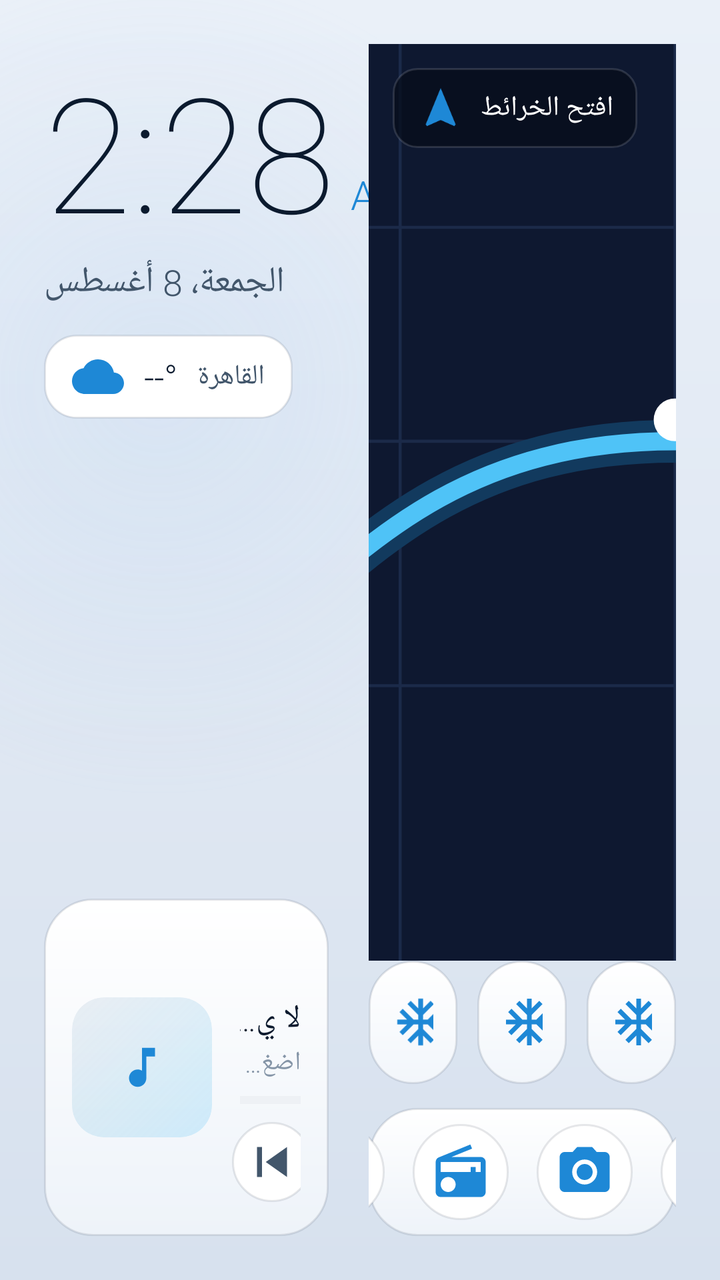
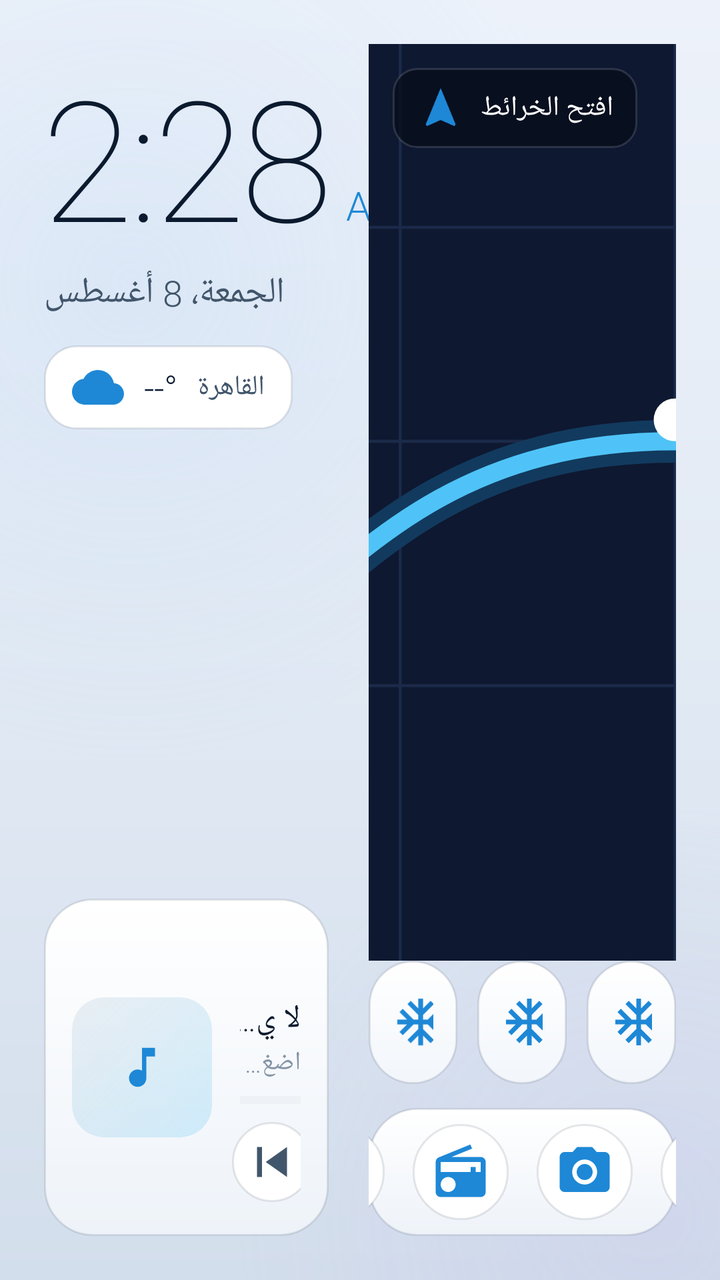

Before-and-after screenshots of an Android layout around one commit, followed by the original layout XML and the change that was made.
<!-- AndroidManifest.xml: application theme Theme.ZarwaLauncher -->
<!-- res/layout/fragment_dashboard.xml -->
<?xml version="1.0" encoding="utf-8"?>
<androidx.constraintlayout.widget.ConstraintLayout
    xmlns:android="http://schemas.android.com/apk/res/android"
    xmlns:app="http://schemas.android.com/apk/res-auto"
    android:layout_width="match_parent"
    android:layout_height="match_parent"
    android:padding="22dp">

    <androidx.constraintlayout.widget.Guideline
        android:id="@+id/vGuide"
        android:layout_width="wrap_content"
        android:layout_height="wrap_content"
        android:orientation="vertical"
        app:layout_constraintGuide_percent="0.45" />

    
    <TextView
        android:id="@+id/txtClock"
        android:layout_width="wrap_content"
        android:layout_height="wrap_content"
        android:fontFamily="sans-serif-thin"
        android:text="2:28"
        android:textColor="@color/text_primary"
        android:textSize="80sp"
        app:layout_constraintStart_toStartOf="parent"
        app:layout_constraintTop_toTopOf="parent" />

    <TextView
        android:id="@+id/txtAmPm"
        android:layout_width="wrap_content"
        android:layout_height="wrap_content"
        android:layout_marginStart="8dp"
        android:layout_marginBottom="18dp"
        android:text="AM"
        android:textColor="@color/accent"
        android:textSize="20sp"
        app:layout_constraintBottom_toBottomOf="@id/txtClock"
        app:layout_constraintStart_toEndOf="@id/txtClock" />

    <TextView
        android:id="@+id/txtDate"
        android:layout_width="wrap_content"
        android:layout_height="wrap_content"
        android:fontFamily="sans-serif-light"
        android:text="الجمعة، 8 أغسطس"
        android:textColor="@color/text_secondary"
        android:textSize="18sp"
        app:layout_constraintStart_toStartOf="parent"
        app:layout_constraintTop_toBottomOf="@id/txtClock" />

    
    <LinearLayout
        android:id="@+id/weatherRow"
        android:layout_width="wrap_content"
        android:layout_height="wrap_content"
        android:layout_marginTop="14dp"
        android:background="@drawable/search_bg"
        android:gravity="center_vertical"
        android:orientation="horizontal"
        android:paddingHorizontal="14dp"
        android:paddingVertical="8dp"
        app:layout_constraintStart_toStartOf="parent"
        app:layout_constraintTop_toBottomOf="@id/txtDate">

        <ImageView
            android:id="@+id/weatherIcon"
            android:layout_width="26dp"
            android:layout_height="26dp"
            android:contentDescription="weather"
            android:src="@drawable/ic_cloud" />

        <TextView
            android:id="@+id/weatherTemp"
            android:layout_width="wrap_content"
            android:layout_height="wrap_content"
            android:layout_marginStart="10dp"
            android:text="--°"
            android:textColor="@color/text_primary"
            android:textSize="18sp" />

        <TextView
            android:id="@+id/weatherDesc"
            android:layout_width="wrap_content"
            android:layout_height="wrap_content"
            android:layout_marginStart="10dp"
            android:text="القاهرة"
            android:textColor="@color/text_secondary"
            android:textSize="14sp" />
    </LinearLayout>

    
    <androidx.constraintlayout.widget.ConstraintLayout
        android:id="@+id/mediaCard"
        android:layout_width="0dp"
        android:layout_height="wrap_content"
        android:background="@drawable/card_bg"
        android:padding="14dp"
        app:layout_constraintBottom_toBottomOf="parent"
        app:layout_constraintEnd_toStartOf="@id/vGuide"
        app:layout_constraintStart_toStartOf="parent">

        <ImageView
            android:id="@+id/albumArt"
            android:layout_width="70dp"
            android:layout_height="70dp"
            android:background="@drawable/album_placeholder"
            android:clipToOutline="true"
            android:contentDescription="album"
            android:scaleType="centerCrop"
            app:layout_constraintBottom_toBottomOf="parent"
            app:layout_constraintStart_toStartOf="parent"
            app:layout_constraintTop_toTopOf="parent" />

        <TextView
            android:id="@+id/txtTrack"
            android:layout_width="0dp"
            android:layout_height="wrap_content"
            android:layout_marginStart="14dp"
            android:ellipsize="end"
            android:maxLines="1"
            android:text="@string/now_playing"
            android:textColor="@color/text_primary"
            android:textSize="16sp"
            app:layout_constraintEnd_toEndOf="parent"
            app:layout_constraintStart_toEndOf="@id/albumArt"
            app:layout_constraintTop_toTopOf="@id/albumArt" />

        <TextView
            android:id="@+id/txtArtist"
            android:layout_width="0dp"
            android:layout_height="wrap_content"
            android:layout_marginStart="14dp"
            android:layout_marginTop="2dp"
            android:ellipsize="end"
            android:maxLines="1"
            android:text="@string/tap_to_play"
            android:textColor="@color/text_muted"
            android:textSize="13sp"
            app:layout_constraintEnd_toEndOf="parent"
            app:layout_constraintStart_toEndOf="@id/albumArt"
            app:layout_constraintTop_toBottomOf="@id/txtTrack" />

        <ProgressBar
            android:id="@+id/mediaProgress"
            style="?android:attr/progressBarStyleHorizontal"
            android:layout_width="0dp"
            android:layout_height="4dp"
            android:layout_marginStart="14dp"
            android:layout_marginTop="8dp"
            android:max="100"
            android:progress="0"
            android:progressTint="@color/accent"
            android:progressBackgroundTint="@color/stroke"
            app:layout_constraintEnd_toEndOf="parent"
            app:layout_constraintStart_toEndOf="@id/albumArt"
            app:layout_constraintTop_toBottomOf="@id/txtArtist" />

        <LinearLayout
            android:layout_width="wrap_content"
            android:layout_height="wrap_content"
            android:layout_marginStart="10dp"
            android:layout_marginTop="6dp"
            android:gravity="center_vertical"
            android:orientation="horizontal"
            app:layout_constraintStart_toEndOf="@id/albumArt"
            app:layout_constraintTop_toBottomOf="@id/mediaProgress">

            <ImageButton
                android:id="@+id/btnPrev"
                android:layout_width="40dp"
                android:layout_height="40dp"
                android:background="@drawable/btn_circle"
                android:contentDescription="prev"
                android:src="@drawable/ic_prev" />

            <ImageButton
                android:id="@+id/btnPlay"
                android:layout_width="46dp"
                android:layout_height="46dp"
                android:layout_marginStart="12dp"
                android:background="@drawable/btn_accent"
                android:contentDescription="play"
                android:src="@drawable/ic_play" />

            <ImageButton
                android:id="@+id/btnNext"
                android:layout_width="40dp"
                android:layout_height="40dp"
                android:layout_marginStart="12dp"
                android:background="@drawable/btn_circle"
                android:contentDescription="next"
                android:src="@drawable/ic_next" />
        </LinearLayout>

        <TextView
            android:id="@+id/mediaHint"
            android:layout_width="0dp"
            android:layout_height="wrap_content"
            android:layout_marginStart="14dp"
            android:layout_marginTop="6dp"
            android:text="@string/enable_media"
            android:textColor="@color/accent"
            android:textSize="12sp"
            android:visibility="gone"
            app:layout_constraintBottom_toBottomOf="parent"
            app:layout_constraintStart_toEndOf="@id/albumArt" />
    </androidx.constraintlayout.widget.ConstraintLayout>

    
    <FrameLayout
        android:id="@+id/navCard"
        android:layout_width="0dp"
        android:layout_height="0dp"
        android:layout_marginStart="20dp"
        android:background="@drawable/card_bg"
        android:clickable="true"
        android:focusable="true"
        android:foreground="@drawable/tile_focus"
        app:layout_constraintBottom_toTopOf="@id/statusRow"
        app:layout_constraintEnd_toEndOf="parent"
        app:layout_constraintStart_toEndOf="@id/vGuide"
        app:layout_constraintTop_toTopOf="parent">

        <ImageView
            android:layout_width="match_parent"
            android:layout_height="match_parent"
            android:contentDescription="map"
            android:scaleType="centerCrop"
            android:src="@drawable/nav_map" />

        <LinearLayout
            android:layout_width="wrap_content"
            android:layout_height="wrap_content"
            android:layout_gravity="top|start"
            android:layout_margin="12dp"
            android:background="@drawable/frost_chip"
            android:gravity="center_vertical"
            android:orientation="horizontal"
            android:paddingHorizontal="12dp"
            android:paddingVertical="8dp">

            <ImageView
                android:layout_width="24dp"
                android:layout_height="24dp"
                android:contentDescription="turn"
                android:src="@drawable/ic_nav" />

            <TextView
                android:layout_width="wrap_content"
                android:layout_height="wrap_content"
                android:layout_marginStart="8dp"
                android:text="@string/open_maps"
                android:textColor="#FFFFFF"
                android:textSize="14sp" />
        </LinearLayout>
    </FrameLayout>

    
    <LinearLayout
        android:id="@+id/statusRow"
        android:layout_width="0dp"
        android:layout_height="wrap_content"
        android:layout_marginStart="20dp"
        android:layout_marginBottom="12dp"
        android:baselineAligned="false"
        android:orientation="horizontal"
        app:layout_constraintBottom_toTopOf="@id/dock"
        app:layout_constraintEnd_toEndOf="parent"
        app:layout_constraintStart_toEndOf="@id/vGuide">

        <include
            android:id="@+id/btnClimate"
            layout="@layout/view_status_button"
            android:layout_width="0dp"
            android:layout_height="wrap_content"
            android:layout_weight="1" />

        <include
            android:id="@+id/btnFuel"
            layout="@layout/view_status_button"
            android:layout_width="0dp"
            android:layout_height="wrap_content"
            android:layout_marginStart="10dp"
            android:layout_weight="1" />

        <include
            android:id="@+id/btnCar"
            layout="@layout/view_status_button"
            android:layout_width="0dp"
            android:layout_height="wrap_content"
            android:layout_marginStart="10dp"
            android:layout_weight="1" />
    </LinearLayout>

    
    <LinearLayout
        android:id="@+id/dock"
        android:layout_width="0dp"
        android:layout_height="wrap_content"
        android:layout_marginStart="20dp"
        android:background="@drawable/card_bg"
        android:gravity="center"
        android:orientation="horizontal"
        android:paddingVertical="8dp"
        app:layout_constraintBottom_toBottomOf="parent"
        app:layout_constraintEnd_toEndOf="parent"
        app:layout_constraintStart_toEndOf="@id/vGuide">

        <ImageButton android:id="@+id/dockPhone" style="@style/DockIcon" android:src="@drawable/ic_phone" />
        <ImageButton android:id="@+id/dockMaps" style="@style/DockIcon" android:src="@drawable/ic_maps" />
        <ImageButton android:id="@+id/dockVideo" style="@style/DockIcon" android:src="@drawable/ic_video" />
        <ImageButton android:id="@+id/dockRadio" style="@style/DockIcon" android:src="@drawable/ic_radio" />
        <ImageButton android:id="@+id/dockCamera" style="@style/DockIcon" android:src="@drawable/ic_camera" />
        <ImageButton android:id="@+id/dockSplit" style="@style/DockIcon" android:src="@drawable/ic_split" />
        <ImageButton android:id="@+id/dockSettings" style="@style/DockIcon" android:src="@drawable/ic_settings" />
        <ImageButton android:id="@+id/dockApps" style="@style/DockIcon" android:src="@drawable/ic_apps" />
    </LinearLayout>

</androidx.constraintlayout.widget.ConstraintLayout>
<!-- res/layout/view_status_button.xml (included above) -->
<?xml version="1.0" encoding="utf-8"?>
<LinearLayout xmlns:android="http://schemas.android.com/apk/res/android"
    android:layout_width="match_parent"
    android:layout_height="wrap_content"
    android:background="@drawable/tile_bg"
    android:foreground="@drawable/tile_focus"
    android:clickable="true"
    android:focusable="true"
    android:gravity="center_vertical"
    android:orientation="horizontal"
    android:padding="12dp">

    <ImageView
        android:id="@+id/statusIcon"
        android:layout_width="28dp"
        android:layout_height="28dp"
        android:contentDescription="status"
        android:src="@drawable/ic_climate" />

    <LinearLayout
        android:layout_width="0dp"
        android:layout_height="wrap_content"
        android:layout_marginStart="10dp"
        android:layout_weight="1"
        android:orientation="vertical">

        <TextView
            android:id="@+id/statusTitle"
            android:layout_width="wrap_content"
            android:layout_height="wrap_content"
            android:ellipsize="end"
            android:maxLines="1"
            android:text="22°"
            android:textColor="@color/text_primary"
            android:textSize="17sp" />

        <TextView
            android:id="@+id/statusSub"
            android:layout_width="wrap_content"
            android:layout_height="wrap_content"
            android:ellipsize="end"
            android:maxLines="1"
            android:text="التكييف"
            android:textColor="@color/text_muted"
            android:textSize="11sp" />
    </LinearLayout>

</LinearLayout>
<!-- resources referenced by this layout -->
<resources>
  <color name="accent">#1E88D6</color>
  <color name="stroke">#1A0B1A2E</color>
  <color name="text_muted">#8595A7</color>
  <color name="text_primary">#0B1A2E</color>
  <color name="text_secondary">#42566B</color>
  <!-- drawable btn_accent (drawable) -->
  <?xml version="1.0" encoding="utf-8"?>
  <ripple xmlns:android="http://schemas.android.com/apk/res/android"
      android:color="#55FFFFFF">
      <item>
          <shape android:shape="oval">
              <solid android:color="@color/accent" />
          </shape>
      </item>
  </ripple>
  <!-- drawable frost_chip (drawable) -->
  <?xml version="1.0" encoding="utf-8"?>
  <shape xmlns:android="http://schemas.android.com/apk/res/android" android:shape="rectangle">
      <corners android:radius="12dp" />
      <solid android:color="#B8060C19" />
      <stroke android:width="1dp" android:color="#22FFFFFF" />
  </shape>
  <!-- drawable ic_play (drawable) -->
  <vector xmlns:android="http://schemas.android.com/apk/res/android"
      android:width="34dp" android:height="34dp"
      android:viewportWidth="24" android:viewportHeight="24"
      android:tint="@color/text_primary">
      <path android:fillColor="#FFFFFF" android:pathData="M8,5v14l11,-7z" />
  </vector>
  <!-- drawable ic_prev (drawable) -->
  <vector xmlns:android="http://schemas.android.com/apk/res/android"
      android:width="30dp" android:height="30dp"
      android:viewportWidth="24" android:viewportHeight="24"
      android:tint="@color/text_secondary">
      <path android:fillColor="#FFFFFF" android:pathData="M6,6h2v12H6zM9.5,12l8.5,6V6z" />
  </vector>
  <!-- drawable search_bg (drawable) -->
  <?xml version="1.0" encoding="utf-8"?>
  <shape xmlns:android="http://schemas.android.com/apk/res/android" android:shape="rectangle">
      <corners android:radius="16dp" />
      <solid android:color="@color/chip_fill" />
      <stroke android:width="1dp" android:color="@color/stroke" />
  </shape>
  <string name="enable_media">فعّل قراءة الموسيقى</string>
  <string name="now_playing">لا يوجد تشغيل</string>
  <string name="open_maps">افتح الخرائط</string>
  <string name="tap_to_play">اضغط لتشغيل الموسيقى</string>
  <color name="tile_press">#14000000</color>
  <color name="btn_fill">#FFFFFFFF</color>
  <color name="card_fill_a">#FFFFFFFF</color>
  <color name="card_fill_b">#EEF3F9</color>
  <color name="chip_fill">#FFFFFFFF</color>
  <color name="tile_fill_a">#FFFFFFFF</color>
  <color name="tile_fill_b">#F2F6FB</color>
  <color name="accent_soft">#221E88D6</color>
  <string name="all_apps">التطبيقات</string>
  <!-- drawable bg_gradient (drawable) -->
  <?xml version="1.0" encoding="utf-8"?>
  <layer-list xmlns:android="http://schemas.android.com/apk/res/android">
      <item>
          <shape android:shape="rectangle">
              <gradient
                  android:angle="115"
                  android:startColor="@color/bg_top"
                  android:endColor="@color/bg_bottom"
                  android:type="linear" />
          </shape>
      </item>
      <item>
          <shape android:shape="rectangle">
              <gradient
                  android:centerX="0.22"
                  android:centerY="0.30"
                  android:gradientRadius="620"
                  android:startColor="@color/glow"
                  android:endColor="#00000000"
                  android:type="radial" />
          </shape>
      </item>
  </layer-list>
  <color name="white">#FFFFFFFF</color>
  <color name="bg_bottom">#D7E1EE</color>
  <color name="bg_top">#EAF0F8</color>
  <color name="glow">#33A9CBF0</color>
  <!-- unchanged entries left out for length: 21 -->
</resources>

<!-- the commit's change to res/layout/fragment_dashboard.xml (unified diff, before → after) -->
@@ -19,9 +19,10 @@
         android:layout_width="wrap_content"
         android:layout_height="wrap_content"
         android:fontFamily="sans-serif-thin"
+        android:letterSpacing="-0.03"
         android:text="2:28"
         android:textColor="@color/text_primary"
-        android:textSize="80sp"
+        android:textSize="84sp"
         app:layout_constraintStart_toStartOf="parent"
         app:layout_constraintTop_toTopOf="parent" />
 
<!-- resource entries referenced after the edit -->
@@ -59,31 +59,48 @@
   <!-- drawable bg_gradient (drawable) -->
   <?xml version="1.0" encoding="utf-8"?>
   <layer-list xmlns:android="http://schemas.android.com/apk/res/android">
+      
       <item>
           <shape android:shape="rectangle">
               <gradient
-                  android:angle="115"
+                  android:angle="120"
                   android:startColor="@color/bg_top"
+                  android:centerColor="@color/bg_mid"
                   android:endColor="@color/bg_bottom"
                   android:type="linear" />
           </shape>
       </item>
+      
       <item>
           <shape android:shape="rectangle">
               <gradient
-                  android:centerX="0.22"
-                  android:centerY="0.30"
+                  android:centerX="0.18"
+                  android:centerY="0.22"
+                  android:gradientRadius="720"
+                  android:startColor="@color/glow"
+                  android:endColor="#00000000"
+                  android:type="radial" />
+          </shape>
+      </item>
+      
+      <item>
+          <shape android:shape="rectangle">
+              <gradient
+                  android:centerX="0.9"
+                  android:centerY="0.95"
                   android:gradientRadius="620"
-                  android:startColor="@color/glow"
+                  android:startColor="@color/glow2"
                   android:endColor="#00000000"
                   android:type="radial" />
           </shape>
       </item>
   </layer-list>
   <color name="white">#FFFFFFFF</color>
-  <color name="bg_bottom">#D7E1EE</color>
-  <color name="bg_top">#EAF0F8</color>
-  <color name="glow">#33A9CBF0</color>
+  <color name="bg_bottom">#D3DEEC</color>
+  <color name="bg_top">#EDF2FA</color>
+  <color name="bg_mid">#E2EAF4</color>
+  <color name="glow">#3AAFD0F5</color>
+  <color name="glow2">#26B7A9EA</color>
   <!-- unchanged entries left out for length: 21 -->
 </resources>
 
